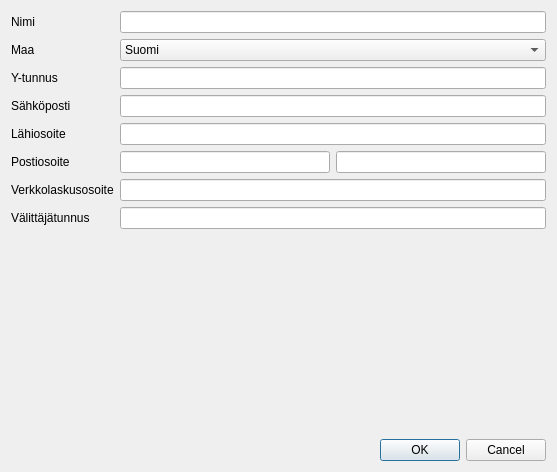
Qt form kitupiikki/rekisteri/asiakasdlg.ui (artoh/kitupiikki) before a commit.
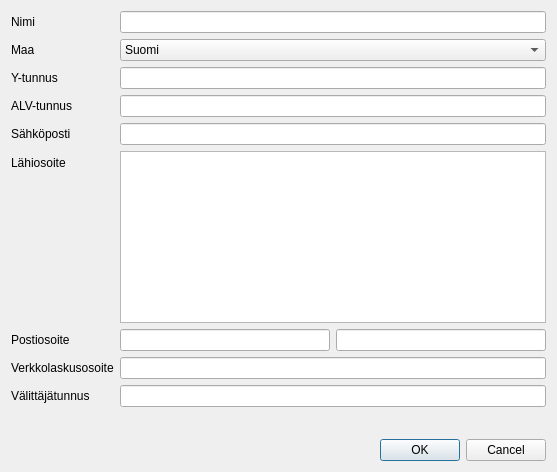
The same form after that commit. Icons and pictures are not drawn.

```diff
--- a/kitupiikki/rekisteri/asiakasdlg.ui
+++ b/kitupiikki/rekisteri/asiakasdlg.ui
@@ -64,6 +64,16 @@
     <widget class="QLineEdit" name="ytunnusEdit"/>
    </item>
    <item row="3" column="0">
+    <widget class="QLabel" name="alvLabel">
+     <property name="text">
+      <string>ALV-tunnus</string>
+     </property>
+    </widget>
+   </item>
+   <item row="3" column="1">
+    <widget class="QLineEdit" name="alvEdit"/>
+   </item>
+   <item row="4" column="0">
     <widget class="QLabel" name="label_6">
      <property name="text">
       <string>Sähköposti</string>
@@ -73,10 +83,10 @@
      </property>
     </widget>
    </item>
-   <item row="3" column="1">
+   <item row="4" column="1">
     <widget class="QLineEdit" name="emailEdit"/>
    </item>
-   <item row="4" column="0">
+   <item row="5" column="0">
     <widget class="QLabel" name="label_4">
      <property name="text">
       <string>Lähiosoite</string>
@@ -86,10 +96,7 @@
      </property>
     </widget>
    </item>
-   <item row="4" column="1">
-    <widget class="QLineEdit" name="lahiEdit"/>
-   </item>
-   <item row="5" column="0">
+   <item row="6" column="0">
     <widget class="QLabel" name="label_5">
      <property name="text">
       <string>Postiosoite</string>
@@ -99,7 +106,7 @@
      </property>
     </widget>
    </item>
-   <item row="5" column="1">
+   <item row="6" column="1">
     <layout class="QHBoxLayout" name="horizontalLayout">
      <item>
       <widget class="QLineEdit" name="postinumeroEdit"/>
@@ -113,7 +120,7 @@
      </item>
     </layout>
    </item>
-   <item row="7" column="0">
+   <item row="8" column="0">
     <widget class="QLabel" name="label_7">
      <property name="text">
       <string>Verkkolaskusosoite</string>
@@ -123,10 +130,10 @@
      </property>
     </widget>
    </item>
-   <item row="7" column="1">
+   <item row="8" column="1">
     <widget class="QLineEdit" name="verkkolaskuEdit"/>
    </item>
-   <item row="8" column="0">
+   <item row="9" column="0">
     <widget class="QLabel" name="label_8">
      <property name="text">
       <string>Välittäjätunnus</string>
@@ -136,20 +143,10 @@
      </property>
     </widget>
    </item>
-   <item row="8" column="1">
+   <item row="9" column="1">
     <widget class="QLineEdit" name="valittajaEdit"/>
    </item>
    <item row="10" column="1">
-    <widget class="QDialogButtonBox" name="buttonBox">
-     <property name="orientation">
-      <enum>Qt::Horizontal</enum>
-     </property>
-     <property name="standardButtons">
-      <set>QDialogButtonBox::Cancel|QDialogButtonBox::Ok</set>
-     </property>
-    </widget>
-   </item>
-   <item row="9" column="1">
     <spacer name="verticalSpacer">
      <property name="orientation">
       <enum>Qt::Vertical</enum>
@@ -162,6 +159,19 @@
      </property>
     </spacer>
    </item>
+   <item row="11" column="1">
+    <widget class="QDialogButtonBox" name="buttonBox">
+     <property name="orientation">
+      <enum>Qt::Horizontal</enum>
+     </property>
+     <property name="standardButtons">
+      <set>QDialogButtonBox::Cancel|QDialogButtonBox::Ok</set>
+     </property>
+    </widget>
+   </item>
+   <item row="5" column="1">
+    <widget class="QPlainTextEdit" name="lahiEdit"/>
+   </item>
   </layout>
  </widget>
  <resources>
```
Left out of the diff: 5 changed lines with no effect on the pictures.
